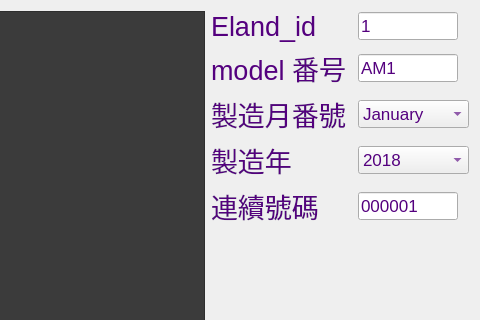
Qt form tcp_ssl.ui (seblee/eland_com) before a commit; both pictures show x 399 to 879 and y 0 to 320 of the 879 by 528 pixel window.
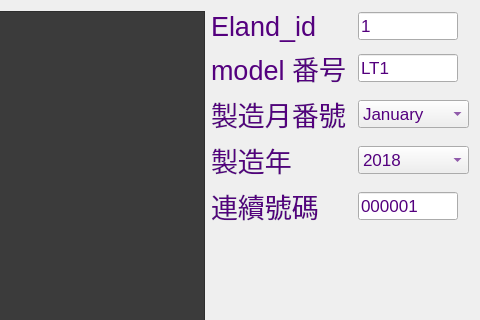
The same form after that commit.

Commit message: time set show time; add travis....

```diff
--- a/tcp_ssl.ui
+++ b/tcp_ssl.ui
@@ -223,7 +223,7 @@
         </font>
        </property>
        <property name="text">
-        <string>AM1</string>
+        <string>LT1</string>
        </property>
       </widget>
      </item>
```
The commit also changes 2 other files.
